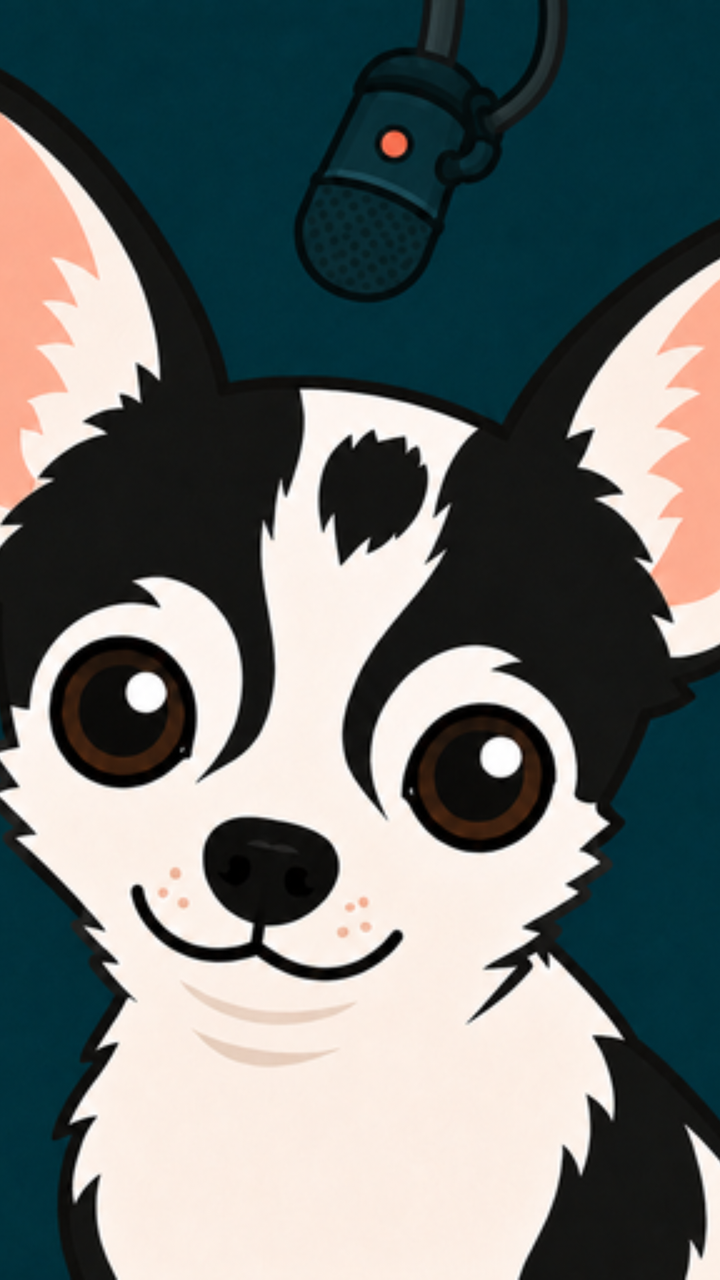
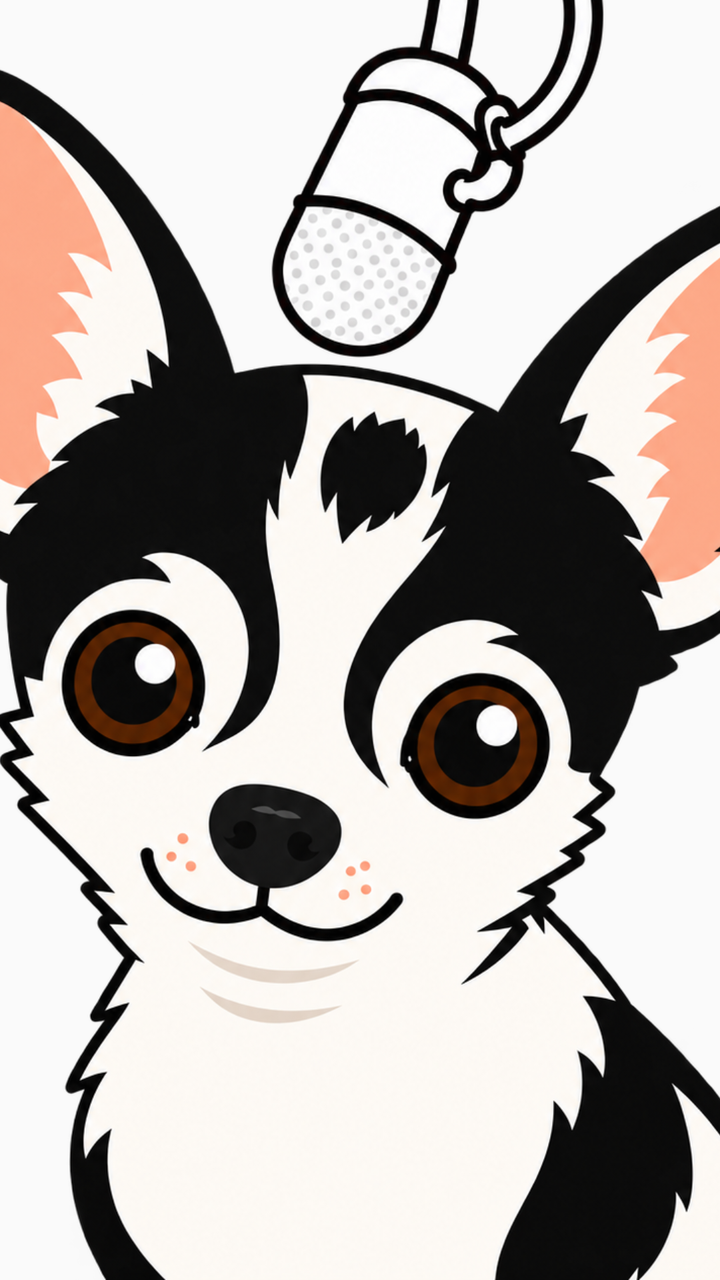

An Android layout rendered at two revisions. The XML below is the earlier revision; the diff shows what the commit changed to produce the second picture.
<!-- AndroidManifest.xml: application theme Theme.Keptang -->
<!-- res/layout/widget_voice_capture.xml -->
<?xml version="1.0" encoding="utf-8"?>
<FrameLayout xmlns:android="http://schemas.android.com/apk/res/android"
    android:layout_width="match_parent"
    android:layout_height="match_parent">

    <ImageButton
        android:id="@+id/widget_mic_button"
        android:layout_width="match_parent"
        android:layout_height="match_parent"
        android:layout_gravity="center"
        android:background="@android:color/transparent"
        android:contentDescription="@string/widget_mic_description"
        android:scaleType="centerCrop"
        android:src="@drawable/widget_mic" />

</FrameLayout>
<!-- resources referenced by this layout -->
<resources>
  <!-- drawable widget_mic: png bitmap (drawable-nodpi, 279778 bytes) -->
  <string name="widget_mic_description">Tap to record an expense</string>
  <style name="Theme.Keptang" parent="android:Theme.Material.Light.NoActionBar" />
</resources>

<!-- the commit's change to res/layout/widget_voice_capture.xml (unified diff, before → after) -->
@@ -11,6 +11,6 @@
         android:background="@android:color/transparent"
         android:contentDescription="@string/widget_mic_description"
         android:scaleType="centerCrop"
-        android:src="@drawable/widget_mic" />
+        android:src="@drawable/widget_mic_blanc" />
 
 </FrameLayout>
<!-- resource entries referenced after the edit -->
@@ -1,6 +1,6 @@
 <!-- resources referenced by this layout -->
 <resources>
-  <!-- drawable widget_mic: png bitmap (drawable-nodpi, 279778 bytes) -->
+  <!-- drawable widget_mic_blanc: png bitmap (drawable-nodpi, 890900 bytes) -->
   <string name="widget_mic_description">Tap to record an expense</string>
   <style name="Theme.Keptang" parent="android:Theme.Material.Light.NoActionBar" />
 </resources>
